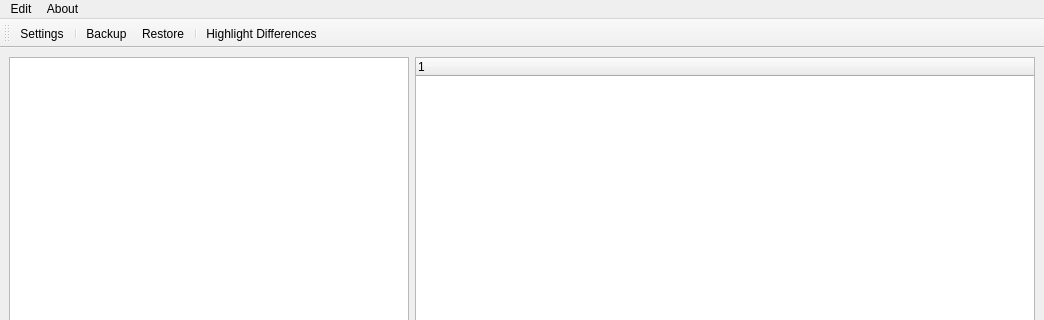
The window that src/ui/mw.ui (simeonscheib/kyrian) describes before a commit, drawn with Qt 5; both pictures show x 0 to 1044 and y 0 to 320 of the 1044 by 803 pixel window.
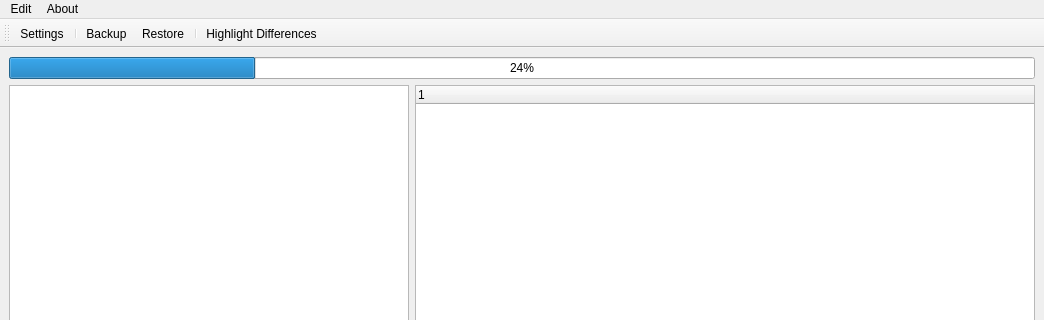
The same window after the commit. Icons and pictures are not drawn.

Commit message: Implemented ProgressWorker and added tracker to actionHandler

```diff
--- a/src/ui/mw.ui
+++ b/src/ui/mw.ui
@@ -15,7 +15,7 @@
   </property>
   <widget class="QWidget" name="centralwidget">
    <layout class="QGridLayout" name="gridLayout">
-    <item row="0" column="0">
+    <item row="1" column="0">
      <layout class="QHBoxLayout" name="horizontalLayout">
       <item>
        <widget class="QListWidget" name="listWidget">
@@ -47,6 +47,13 @@
       </item>
      </layout>
     </item>
+    <item row="0" column="0">
+     <widget class="QProgressBar" name="progressBar">
+      <property name="value">
+       <number>24</number>
+      </property>
+     </widget>
+    </item>
    </layout>
   </widget>
   <widget class="QMenuBar" name="menubar">
```
The commit also changes 3 other files.
